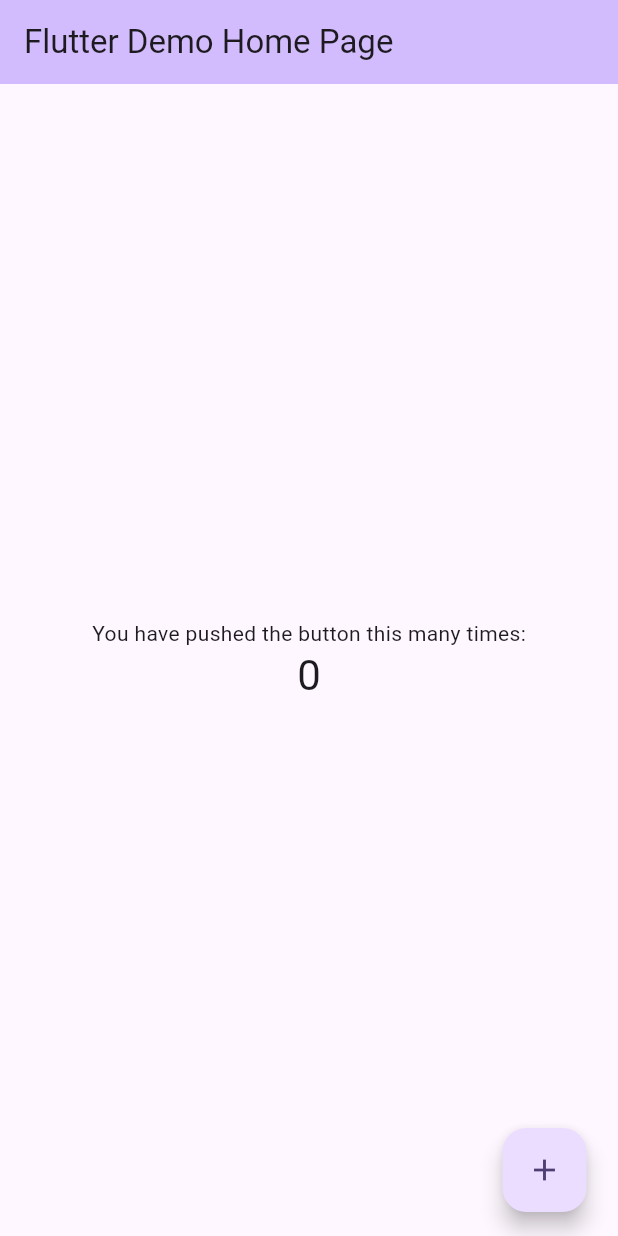
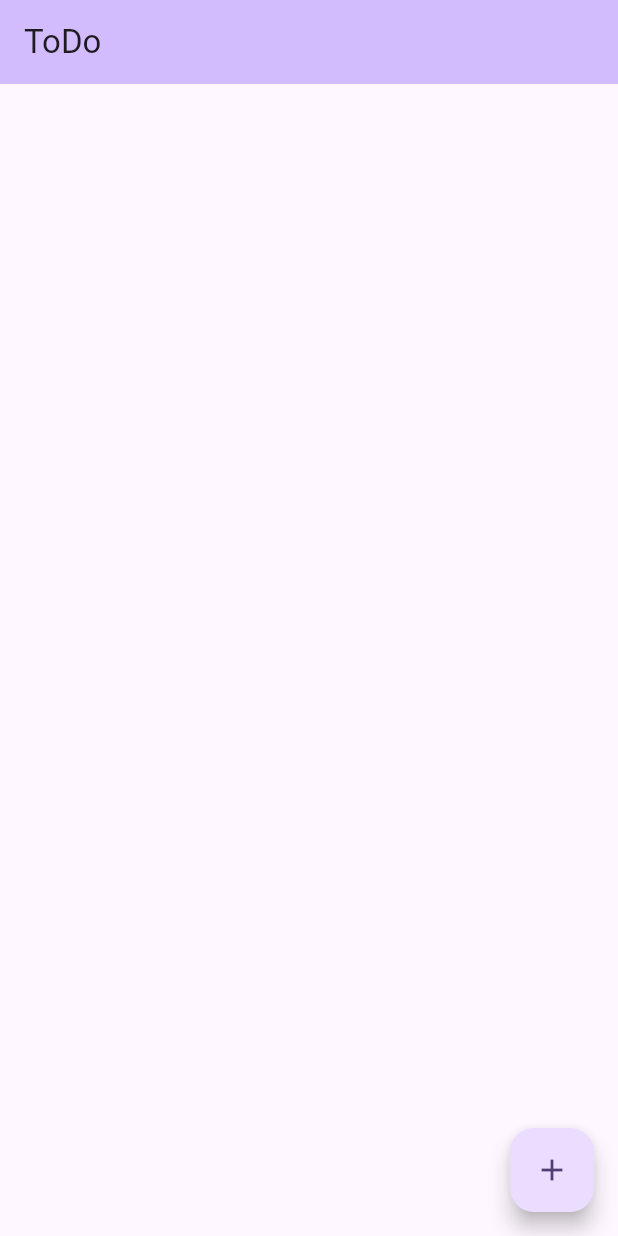
Before and after one commit to DeepakKishore-S/bloc_example_app, a Flutter app: the screen it shows after launch, on a phone screen of 412 x 824 dp. Run offline on Flutter 3.47's test engine with Material 3 defaults, Android fonts, the phone set to English and light mode, and no system bars; our stand-ins replace flutter_bloc.

Commit message:
todo cubit app

```diff
--- a/lib/bloc/counter_bloc.dart
+++ /dev/null
@@ -1,25 +0,0 @@
-import 'package:flutter_bloc/flutter_bloc.dart';
-part 'counter_event.dart';
-
-class CounterBloc extends Bloc<CounterEvent, int> {
-  CounterBloc() : super(0) {
-    on<CounterIncrement>(fn);
-    on<CounterDecrement>(fn);
-  }
-
-  oncounterIncrement(event, emit) {
-    emit(state + 1);
-  }
-  oncounterDecrement(event, emit) {
-    emit(state - 1);
-  }
-
-void fn(CounterEvent event, emit){
-  switch (event) {
-    case CounterIncrement():
-      emit(state + 1);
-    case CounterDecrement():
-       emit(state - 1);
-  }
-}
-}
--- a/lib/bloc/counter_event.dart
+++ /dev/null
@@ -1,7 +0,0 @@
-part of "counter_bloc.dart";
-
-sealed class CounterEvent {}
-
-class CounterIncrement extends CounterEvent {}
-
-class CounterDecrement extends CounterEvent {}
--- a/lib/cubit/counter_cubit.dart
+++ /dev/null
@@ -1,9 +0,0 @@
-import 'package:flutter_bloc/flutter_bloc.dart';
-
-class CounterCubit extends Cubit<int>{
-  CounterCubit():super(0);
-
-  void increment()=>emit(state + 1);
-
-  void decrement()=>emit(state - 1);
-}
--- /dev/null
+++ b/lib/cubit/todo_cubit.dart
@@ -0,0 +1,27 @@
+import 'package:bloc_example_app/model/todo_model.dart';
+import 'package:flutter_bloc/flutter_bloc.dart';
+
+class TodoCubit extends Cubit<List<ToDo>> {
+  TodoCubit() : super([]);
+
+  void addTodo(ToDo todo) {
+    if (todo.name.isEmpty) {
+      addError("Title cannot be empty");
+    }
+    emit([...state, todo]);
+  }
+
+  @override
+  void onChange(Change<List<ToDo>> change) {
+    // TODO: implement onChange
+    super.onChange(change);
+    print(change);
+  }
+
+  @override
+  void onError(Object error, StackTrace stackTrace) {
+    // TODO: implement onError
+    super.onError(error, stackTrace);
+    print(error);
+  }
+}
--- a/lib/home.dart
+++ b/lib/home.dart
@@ -1,9 +1,11 @@
-import 'package:bloc_example_app/bloc/counter_bloc.dart';
-import 'package:bloc_example_app/cubit/counter_cubit.dart';
+import 'package:bloc_example_app/add_todo_screen.dart';
+import 'package:bloc_example_app/cubit/todo_cubit.dart';
+import 'package:bloc_example_app/model/todo_model.dart';
 import 'package:flutter/material.dart';
 import 'package:flutter_bloc/flutter_bloc.dart';
 
 class MyHomePage extends StatelessWidget {
+  static const String id = "MyHomePage";
   const MyHomePage({super.key, required this.title});
 
   final String title;
@@ -15,44 +17,32 @@
         backgroundColor: Theme.of(context).colorScheme.inversePrimary,
         title: Text(title),
       ),
-      body: BlocBuilder<CounterBloc, int>(builder: (context, count) {
+      body: BlocBuilder<TodoCubit, List<ToDo>>(builder: (context, count) {
         return Center(
           child: Column(
             mainAxisAlignment: MainAxisAlignment.center,
             children: <Widget>[
-              const Text(
-                'You have pushed the button this many times:',
-              ),
-              Text(
-                '$count',
-                style: Theme.of(context).textTheme.headlineMedium,
+              Expanded(
+                child: ListView.builder(
+                  itemCount: count.length,
+                  itemBuilder: (BuildContext context, int index) {
+                    return Padding(
+                      padding: const EdgeInsets.all(8.0),
+                      child: Text(count[index].name),
+                    );
+                  },
+                ),
               ),
             ],
           ),
         );
       }),
-      floatingActionButton: Row(
-        mainAxisAlignment: MainAxisAlignment.end,
-        children: [
-          FloatingActionButton(
-            onPressed: () {
-              context.read<CounterBloc>().add(CounterIncrement());
-            },
-            tooltip: 'Increment',
-            child: const Icon(Icons.add),
-          ),
-          const SizedBox(
-            width: 5,
-          ),
-          if (context.watch<CounterBloc>().state > 0)
-            FloatingActionButton(
-              onPressed: (){
-                context.read<CounterBloc>().add(CounterDecrement());
-              },
-              tooltip: 'Dec',
-              child: const Icon(Icons.remove),
-            ),
-        ],
+      floatingActionButton: FloatingActionButton(
+        onPressed: () {
+          Navigator.of(context).pushNamed(AddTodoScreen.id);
+        },
+        tooltip: 'Increment',
+        child: const Icon(Icons.add),
       ),
     );
   }
--- a/lib/main.dart
+++ b/lib/main.dart
@@ -1,5 +1,5 @@
-import 'package:bloc_example_app/bloc/counter_bloc.dart';
-import 'package:bloc_example_app/cubit/counter_cubit.dart';
+import 'package:bloc_example_app/add_todo_screen.dart';
+import 'package:bloc_example_app/cubit/todo_cubit.dart';
 import 'package:bloc_example_app/home.dart';
 import 'package:flutter/material.dart';
 import 'package:flutter_bloc/flutter_bloc.dart';
@@ -13,18 +13,21 @@
 
   @override
   Widget build(BuildContext context) {
-    return MaterialApp(
-        title: 'Flutter Demo',
-        theme: ThemeData(
-          colorScheme: ColorScheme.fromSeed(seedColor: Colors.deepPurple),
-          useMaterial3: true,
-        ),
-        home: MultiBlocProvider(
+    return MultiBlocProvider(
           providers: [
-            BlocProvider(create: (context) => CounterCubit()),
-            BlocProvider(create: (context) => CounterBloc()),
+            BlocProvider(create: (context) => TodoCubit()),
           ],
-          child: const MyHomePage(title: 'Flutter Demo Home Page'),
-        ));
+      child: MaterialApp(
+          title: 'Flutter Demo',
+          routes: {
+            MyHomePage.id: (context) => const MyHomePage(title: "ToDo"),
+            AddTodoScreen.id: (context) => const AddTodoScreen(),
+          },
+          theme: ThemeData(
+            colorScheme: ColorScheme.fromSeed(seedColor: Colors.deepPurple),
+            useMaterial3: true,
+          ),
+          home: const MyHomePage(title: 'ToDo')),
+    );
   }
 }
--- /dev/null
+++ b/lib/model/todo_model.dart
@@ -0,0 +1,10 @@
+// ignore_for_file: public_member_api_docs, sort_constructors_first
+class ToDo {
+  final String name;
+  final DateTime createdAt;
+
+  ToDo({required this.name, required this.createdAt});
+
+  @override
+  String toString() => 'ToDo(name: $name, createdAt: $createdAt)';
+}
```
Also changed, not shown: lib/add_todo_screen.dart (added, +34 -0 lines).
